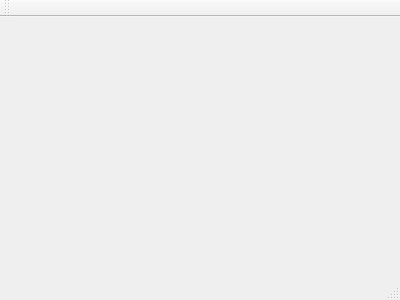
The window that VendingSystem_client/advertisement.ui (Nyar-D/VendingSystem) describes before a commit, drawn with Qt 5.
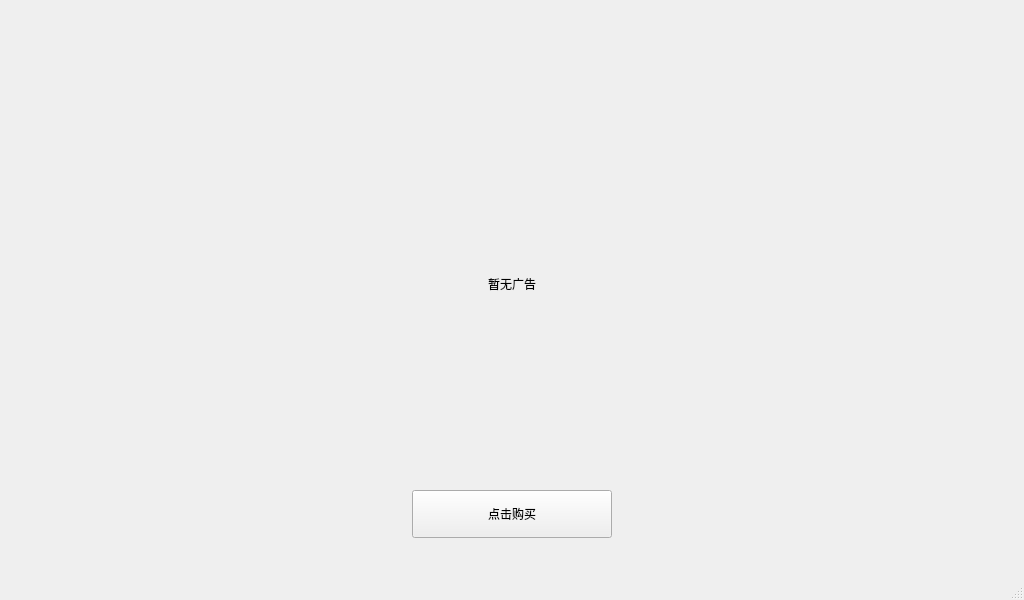
The same window after the commit.

```diff
--- a/VendingSystem_client/advertisement.ui
+++ b/VendingSystem_client/advertisement.ui
@@ -1,24 +1,51 @@
 <ui version="4.0">
  <class>Advertisement</class>
- <widget class="QMainWindow" name="Advertisement" >
-  <property name="geometry" >
+ <widget class="QMainWindow" name="Advertisement">
+  <property name="geometry">
    <rect>
     <x>0</x>
     <y>0</y>
-    <width>400</width>
-    <height>300</height>
+    <width>1024</width>
+    <height>600</height>
    </rect>
   </property>
   <property name="windowTitle" >
    <string>Advertisement</string>
   </property>
-  <widget class="QMenuBar" name="menuBar" />
-  <widget class="QToolBar" name="mainToolBar" />
-  <widget class="QWidget" name="centralWidget" />
-  <widget class="QStatusBar" name="statusBar" />
+  <widget class="QWidget" name="centralWidget">
+   <widget class="QLabel" name="advertisement_lb">
+    <property name="geometry">
+     <rect>
+      <x>0</x>
+      <y>0</y>
+      <width>1024</width>
+      <height>568</height>
+     </rect>
+    </property>
+    <property name="text">
+     <string>暂无广告</string>
+    </property>
+    <property name="alignment">
+     <set>Qt::AlignCenter</set>
+    </property>
+   </widget>
+   <widget class="QPushButton" name="pushButton">
+    <property name="geometry">
+     <rect>
+      <x>412</x>
+      <y>490</y>
+      <width>200</width>
+      <height>48</height>
+     </rect>
+    </property>
+    <property name="text">
+     <string>点击购买</string>
+    </property>
+   </widget>
+  </widget>
+  <widget class="QStatusBar" name="statusBar"/>
  </widget>
- <layoutDefault spacing="6" margin="11" />
- <pixmapfunction></pixmapfunction>
+ <layoutdefault spacing="6" margin="11"/>
  <resources/>
  <connections/>
 </ui>
```
Left out of the diff: 3 changed lines with no effect on the pictures.
